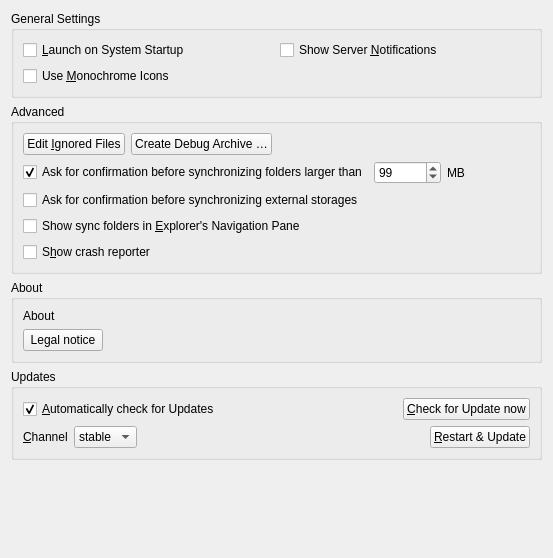
nextcloud/desktop, file src/gui/generalsettings.ui: the form before one commit.
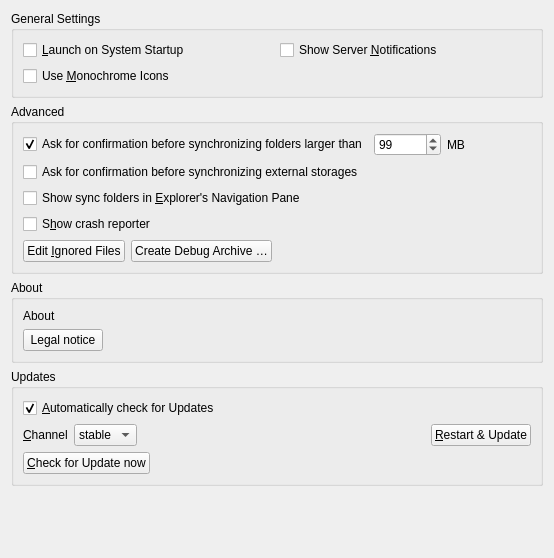
The form after the commit.

Commit message: General settings: move buttons to the bottom left of their group boxes.

The edit to the form file:
```diff
--- a/src/gui/generalsettings.ui
+++ b/src/gui/generalsettings.ui
@@ -6,7 +6,7 @@
    <rect>
     <x>0</x>
     <y>0</y>
-    <width>553</width>
+    <width>554</width>
     <height>558</height>
    </rect>
   </property>
@@ -98,8 +98,8 @@
      <property name="title">
       <string>Updates</string>
      </property>
-     <layout class="QGridLayout" name="gridLayout_4">
-      <item row="0" column="0">
+     <layout class="QVBoxLayout" name="verticalLayout_2">
+      <item>
        <layout class="QHBoxLayout" name="horizontalLayout_11">
         <item>
          <widget class="QCheckBox" name="autoCheckForUpdatesCheckBox">
@@ -111,22 +111,9 @@
           </property>
          </widget>
         </item>
-        <item>
-         <widget class="QPushButton" name="updateButton">
-          <property name="sizePolicy">
-           <sizepolicy hsizetype="Maximum" vsizetype="Fixed">
-            <horstretch>0</horstretch>
-            <verstretch>0</verstretch>
-           </sizepolicy>
-          </property>
-          <property name="text">
-           <string>&amp;Check for Update now</string>
-          </property>
-         </widget>
-        </item>
        </layout>
       </item>
-      <item row="1" column="0">
+      <item>
        <layout class="QHBoxLayout" name="horizontalLayout_2">
         <item>
          <widget class="QLabel" name="updateChannelLabel">
@@ -192,6 +179,19 @@
         </item>
        </layout>
       </item>
+      <item>
+       <widget class="QPushButton" name="updateButton">
+        <property name="sizePolicy">
+         <sizepolicy hsizetype="Maximum" vsizetype="Fixed">
+          <horstretch>0</horstretch>
+          <verstretch>0</verstretch>
+         </sizepolicy>
+        </property>
+        <property name="text">
+         <string>&amp;Check for Update now</string>
+        </property>
+       </widget>
+      </item>
      </layout>
     </widget>
    </item>
@@ -214,37 +214,6 @@
       <string>Advanced</string>
      </property>
      <layout class="QVBoxLayout" name="verticalLayout">
-      <item>
-       <layout class="QHBoxLayout" name="horizontalLayout_4">
-        <item>
-         <widget class="QPushButton" name="ignoredFilesButton">
-          <property name="text">
-           <string>Edit &amp;Ignored Files</string>
-          </property>
-         </widget>
-        </item>
-        <item>
-         <widget class="QPushButton" name="debugArchiveButton">
-          <property name="text">
-           <string>Create Debug Archive …</string>
-          </property>
-         </widget>
-        </item>
-        <item>
-         <spacer name="horizontalSpacer_4">
-          <property name="orientation">
-           <enum>Qt::Horizontal</enum>
-          </property>
-          <property name="sizeHint" stdset="0">
-           <size>
-            <width>555</width>
-            <height>20</height>
-           </size>
-          </property>
-         </spacer>
-        </item>
-       </layout>
-      </item>
       <item>
        <layout class="QHBoxLayout" name="horizontalLayout_3">
         <item>
@@ -328,6 +297,37 @@
         </item>
        </layout>
       </item>
+      <item>
+       <layout class="QHBoxLayout" name="horizontalLayout_4">
+        <item>
+         <widget class="QPushButton" name="ignoredFilesButton">
+          <property name="text">
+           <string>Edit &amp;Ignored Files</string>
+          </property>
+         </widget>
+        </item>
+        <item>
+         <widget class="QPushButton" name="debugArchiveButton">
+          <property name="text">
+           <string>Create Debug Archive …</string>
+          </property>
+         </widget>
+        </item>
+        <item>
+         <spacer name="horizontalSpacer_4">
+          <property name="orientation">
+           <enum>Qt::Horizontal</enum>
+          </property>
+          <property name="sizeHint" stdset="0">
+           <size>
+            <width>555</width>
+            <height>20</height>
+           </size>
+          </property>
+         </spacer>
+        </item>
+       </layout>
+      </item>
      </layout>
     </widget>
    </item>
```
Left out of the diff: 1 changed line with no effect on the pictures.
